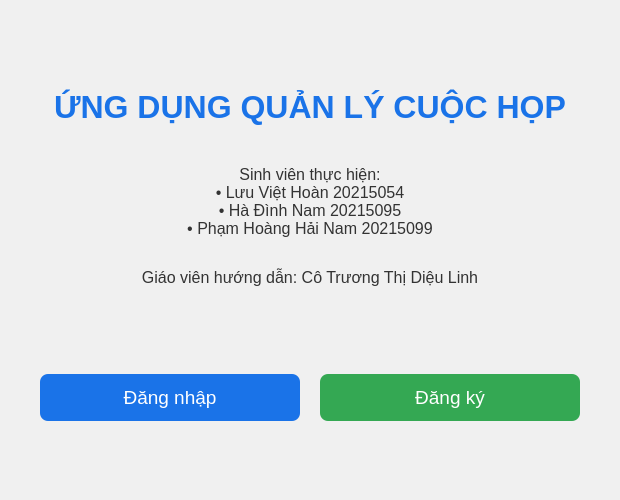
Before: the Qt Designer form src/views/userviews/mainmenu.ui in HuyenTranggg/Meeting_Scheduler_App, drawn with Qt 5.
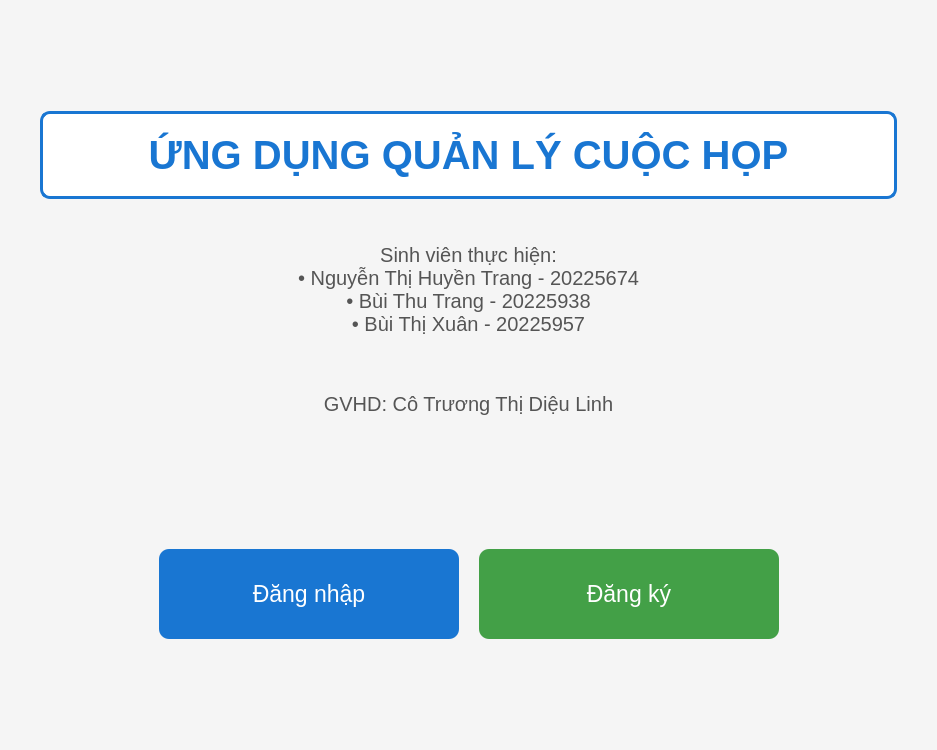
After: the same form once the commit is applied.

```diff
--- a/src/views/userviews/mainmenu.ui
+++ b/src/views/userviews/mainmenu.ui
@@ -6,8 +6,8 @@
    <rect>
     <x>0</x>
     <y>0</y>
-    <width>600</width>
-    <height>500</height>
+    <width>937</width>
+    <height>750</height>
    </rect>
   </property>
   <property name="windowTitle">
@@ -16,38 +16,45 @@
   <property name="styleSheet">
    <string notr="true">
     QWidget {
-        background-color: #f0f0f0;
-        font-family: Arial;
+        background-color: #f5f5f5;
+        font-family: 'Segoe UI', Arial;
+        font-size: 15pt;
     }
     QLabel {
         color: #333333;
     }
     QLabel#titleLabel {
-        font-size: 24pt;
+        font-size: 30pt;
         font-weight: bold;
-        color: #1a73e8;
-        padding: 10px;
+        color: #1976d2;
+        padding: 18px;
+        background-color: white;
+        border: 3px solid #1976d2;
+        border-radius: 10px;
     }
     QLabel#studentLabel, QLabel#teacherLabel {
-        font-size: 12pt;
-        margin-top: 10px;
+        font-size: 15pt;
+        margin-top: 12px;
+        padding: 12px;
+        color: #555555;
     }
     QPushButton {
-        font-size: 14pt;
-        padding: 12px 30px;
-        border-radius: 8px;
+        font-size: 17pt;
+        padding: 16px 35px;
+        border-radius: 10px;
         border: none;
         color: white;
-        min-width: 200px;
+        min-width: 230px;
+        min-height: 58px;
     }
     QPushButton#loginButton {
-        background-color: #1a73e8;
+        background-color: #1976d2;
     }
     QPushButton#loginButton:hover {
         background-color: #1557b0;
     }
     QPushButton#registerButton {
-        background-color: #34a853;
+        background-color: #43a047;
     }
     QPushButton#registerButton:hover {
         background-color: #2d8544;
@@ -91,9 +98,9 @@
     <widget class="QLabel" name="studentLabel">
      <property name="text">
       <string>Sinh viên thực hiện:
-• Lưu Việt Hoàn 20215054
-• Hà Đình Nam 20215095
-• Phạm Hoàng Hải Nam 20215099</string>
+• Nguyễn Thị Huyền Trang - 20225674
+• Bùi Thu Trang - 20225938
+• Bùi Thị Xuân - 20225957</string>
      </property>
      <property name="alignment">
       <set>Qt::AlignCenter</set>
@@ -103,7 +110,7 @@
    <item>
     <widget class="QLabel" name="teacherLabel">
      <property name="text">
-      <string>Giáo viên hướng dẫn: Cô Trương Thị Diệu Linh</string>
+      <string>GVHD: Cô Trương Thị Diệu Linh</string>
      </property>
      <property name="alignment">
       <set>Qt::AlignCenter</set>
```
Left out of the diff: 4 changed lines with no effect on the pictures.
